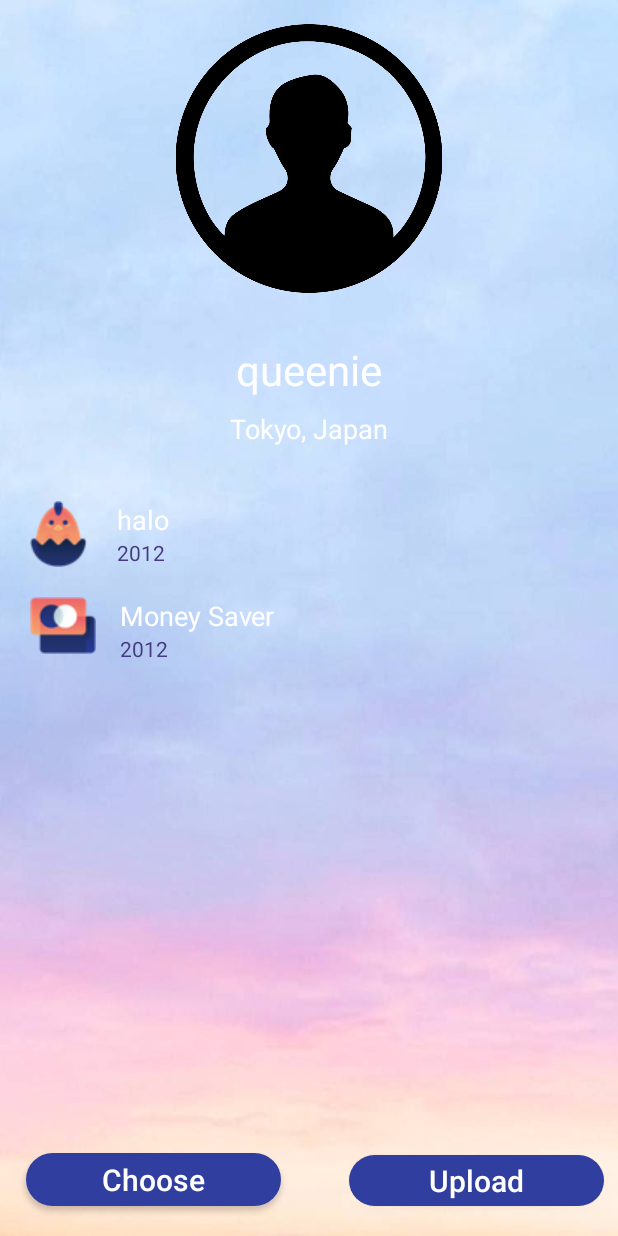
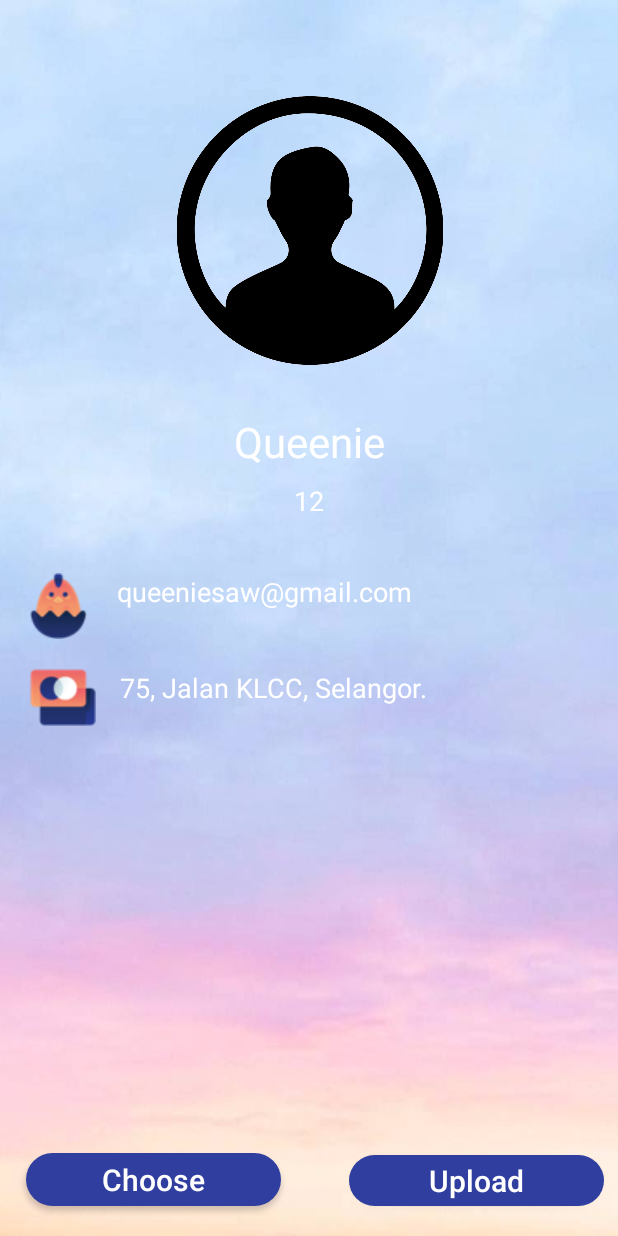
Before and after one commit to weisheng1998/MYFeedback, an Android app: the ProfileActivity screen opened directly, with no data from a screen before it, on a phone screen of 412 x 824 dp. Run offline under Robolectric (Android 15) with nearby library versions, the phone set to English and light mode, and no system bars; our stand-ins replace Volley; network calls fail.

Commit message:
added profile fix

```diff
--- a/app/src/main/AndroidManifest.xml
+++ b/app/src/main/AndroidManifest.xml
@@ -6,6 +6,7 @@
     <uses-permission android:name="android.permission.ACCESS_FINE_LOCATION" />
     <uses-permission android:name="android.permission. ACCESS_COARSE_LOCATION" />
     <uses-permission android:name="android.permission.INTERNET" />
+    <uses-permission android:name="android.permission.READ_EXTERNAL_STORAGE"/>
     <uses-permission android:name="com.google.android.c2dm.permission.RECEIVE" />
 
     <uses-feature
--- a/app/src/main/java/com/myfeedback/myfeedbackprototype/ComplaintBackground.java
+++ b/app/src/main/java/com/myfeedback/myfeedbackprototype/ComplaintBackground.java
@@ -55,6 +55,7 @@ public class ComplaintBackground extends AsyncTask<String, Void, String> {
             String gps = params[6];
             String useremail = params[7];
             String datesubmit = formattedDate;
+
             URL url = new URL(new_complaint_url);
             HttpURLConnection httpURLConnection = (HttpURLConnection) url.openConnection();
             httpURLConnection.setRequestMethod("POST");
--- a/app/src/main/java/com/myfeedback/myfeedbackprototype/ProfileActivity.java
+++ b/app/src/main/java/com/myfeedback/myfeedbackprototype/ProfileActivity.java
@@ -37,7 +37,7 @@ public class ProfileActivity extends AppCompatActivity {
     Button btnedit, btnUpload;
     ImageView imageView;
     Bitmap bitmap;
-    String urlUpload = "";
+    String urlUpload = "http://192.168.0.176/android/upload.php";
     ProgressDialog progressDialog;
 
     @Override
@@ -47,7 +47,7 @@ public class ProfileActivity extends AppCompatActivity {
 
         btnedit = findViewById(R.id.btnedit);
         btnUpload = findViewById(R.id.btnUpload);
-        imageView = findViewById(R.id.imageView);
+        imageView = findViewById(R.id.imageViewProfile);
 
         btnedit.setOnClickListener(new View.OnClickListener() {
             @Override
--- a/app/src/main/java/com/myfeedback/myfeedbackprototype/RegisterBackground.java
+++ b/app/src/main/java/com/myfeedback/myfeedbackprototype/RegisterBackground.java
@@ -22,6 +22,7 @@ import java.net.URLEncoder;
 public class RegisterBackground extends AsyncTask<String,Void,String> {
     ProgressDialog loadingDialog;
     public Context context;
+    AlertDialog alertDialog;
 
     public RegisterBackground(Context ctx) {
         this.context = ctx;
--- a/app/src/main/res/layout/activity_about_us.xml
+++ b/app/src/main/res/layout/activity_about_us.xml
@@ -8,7 +8,7 @@
     tools:context=".AboutUsActivity">
 
     <ImageView
-        android:id="@+id/imageView"
+        android:id="@+id/imageViewProfile"
         android:layout_width="0dp"
         android:layout_height="0dp"
         android:onClick="backMessage"
@@ -62,7 +62,7 @@
         app:layout_constraintVertical_bias="0.435" />
 
     <TextView
-        android:id="@+id/textView2"
+        android:id="@+id/textViewAge"
         android:layout_width="0dp"
         android:layout_height="22dp"
         android:layout_marginStart="8dp"
--- a/app/src/main/res/layout/activity_profile.xml
+++ b/app/src/main/res/layout/activity_profile.xml
@@ -9,47 +9,47 @@
     tools:context=".ProfileActivity">
 
     <ImageView
-        android:id="@+id/imageView"
+        android:id="@+id/imageViewProfile"
         android:layout_width="301dp"
         android:layout_height="179dp"
         android:layout_marginStart="8dp"
-        android:layout_marginLeft="8dp"
-        android:layout_marginTop="16dp"
+        android:layout_marginTop="64dp"
         android:layout_marginEnd="8dp"
-        android:layout_marginRight="8dp"
         android:src="@drawable/nopic"
         app:layout_constraintEnd_toEndOf="parent"
+        app:layout_constraintHorizontal_bias="0.507"
         app:layout_constraintStart_toStartOf="parent"
         app:layout_constraintTop_toTopOf="parent" />
 
     <TextView
-        android:id="@+id/textView"
+        android:id="@+id/textViewName"
         android:layout_width="wrap_content"
         android:layout_height="wrap_content"
         android:layout_marginTop="32dp"
-        android:text="queenie"
+        android:text="Queenie"
         android:textColor="#FFFFFF"
         android:textSize="28sp"
         app:layout_constraintEnd_toEndOf="parent"
         app:layout_constraintHorizontal_bias="0.501"
         app:layout_constraintStart_toStartOf="parent"
-        app:layout_constraintTop_toBottomOf="@+id/imageView" />
+        app:layout_constraintTop_toBottomOf="@+id/imageViewProfile" />
 
     <TextView
-        android:id="@+id/textView2"
+        android:id="@+id/textViewAge"
         android:layout_width="wrap_content"
         android:layout_height="wrap_content"
         android:layout_marginStart="8dp"
         android:layout_marginTop="8dp"
         android:layout_marginEnd="8dp"
-        android:text="Tokyo, Japan"
+        android:text="12"
         android:textColor="#FFFFFF"
         android:textSize="18sp"
         app:layout_constraintEnd_toEndOf="parent"
         app:layout_constraintStart_toStartOf="parent"
-        app:layout_constraintTop_toBottomOf="@id/textView" />
+        app:layout_constraintTop_toBottomOf="@id/textViewName" />
 
     <LinearLayout
+        android:id="@+id/linearLayoutVertical"
         android:layout_width="match_parent"
         android:layout_height="wrap_content"
         android:layout_marginStart="20dp"
@@ -59,71 +59,65 @@
         app:layout_constraintEnd_toEndOf="parent"
         app:layout_constraintHorizontal_bias="1.0"
         app:layout_constraintStart_toStartOf="parent"
-        app:layout_constraintTop_toBottomOf="@id/textView2">
+        app:layout_constraintTop_toBottomOf="@id/textViewAge">
 
         <LinearLayout
+            android:id="@+id/linearLayoutHorizontalOne"
             android:layout_width="match_parent"
             android:layout_height="wrap_content"
             android:layout_marginBottom="20dp"
             android:orientation="horizontal">
 
             <ImageView
+                android:id="@+id/imageViewEmail"
                 android:layout_width="wrap_content"
                 android:layout_height="wrap_content"
                 android:src="@drawable/chickon" />
 
             <LinearLayout
+                android:id="@+id/linearLayoutVerticalOne"
                 android:layout_width="match_parent"
                 android:layout_height="match_parent"
                 android:layout_marginLeft="20dp"
                 android:orientation="vertical">
 
                 <TextView
+                    android:id="@+id/textViewEmail"
                     android:layout_width="wrap_content"
                     android:layout_height="wrap_content"
-                    android:text="halo"
+                    android:text="queeniesaw@gmail.com"
                     android:textColor="#FFFFFF"
                     android:textSize="18sp" />
-
-                <TextView
-                    android:layout_width="wrap_content"
-                    android:layout_height="wrap_content"
-                    android:text="2012"
-                    android:textColor="#443A81"
-                    android:textSize="14sp" />
 
             </LinearLayout>
         </LinearLayout>
 
         <LinearLayout
+            android:id="@+id/linearLayoutHorizontalTwo"
             android:layout_width="match_parent"
             android:layout_height="wrap_content"
             android:orientation="horizontal">
 
             <ImageView
+                android:id="@+id/imageViewAddress"
                 android:layout_width="wrap_content"
                 android:layout_height="wrap_content"
                 android:src="@drawable/crediton" />
 
             <LinearLayout
+                android:id="@+id/linearLayourVerticalTwo"
                 android:layout_width="match_parent"
                 android:layout_height="wrap_content"
                 android:layout_marginLeft="16dp"
                 android:orientation="vertical">
 
                 <TextView
+                    android:id="@+id/textViewAddress"
                     android:layout_width="wrap_content"
                     android:layout_height="wrap_content"
-                    android:text="Money Saver"
+                    android:text="75, Jalan KLCC, Selangor."
                     android:textColor="#FFFFFF"
                     android:textSize="18sp" />
-
-                <TextView
-                    android:layout_width="wrap_content"
-                    android:layout_height="wrap_content"
-                    android:text="2012"
-                    android:textColor="#443A81"
-                    android:textSize="14sp" />
 
             </LinearLayout>
         </LinearLayout>
```
Also changed, not shown: app/src/main/java/com/myfeedback/myfeedbackprototype/LoginBackground.java (+49 -2 lines), app/src/main/java/com/myfeedback/myfeedbackprototype/SharedPrefManager.java (+48 -6 lines).
